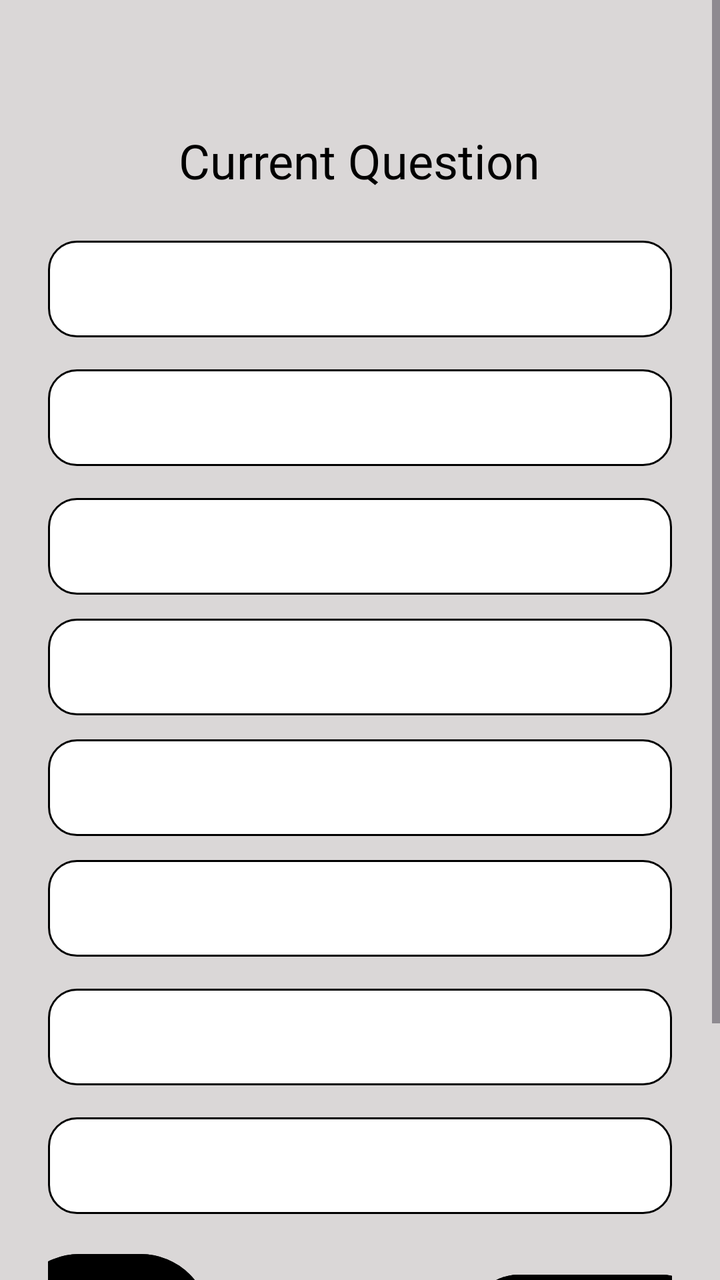
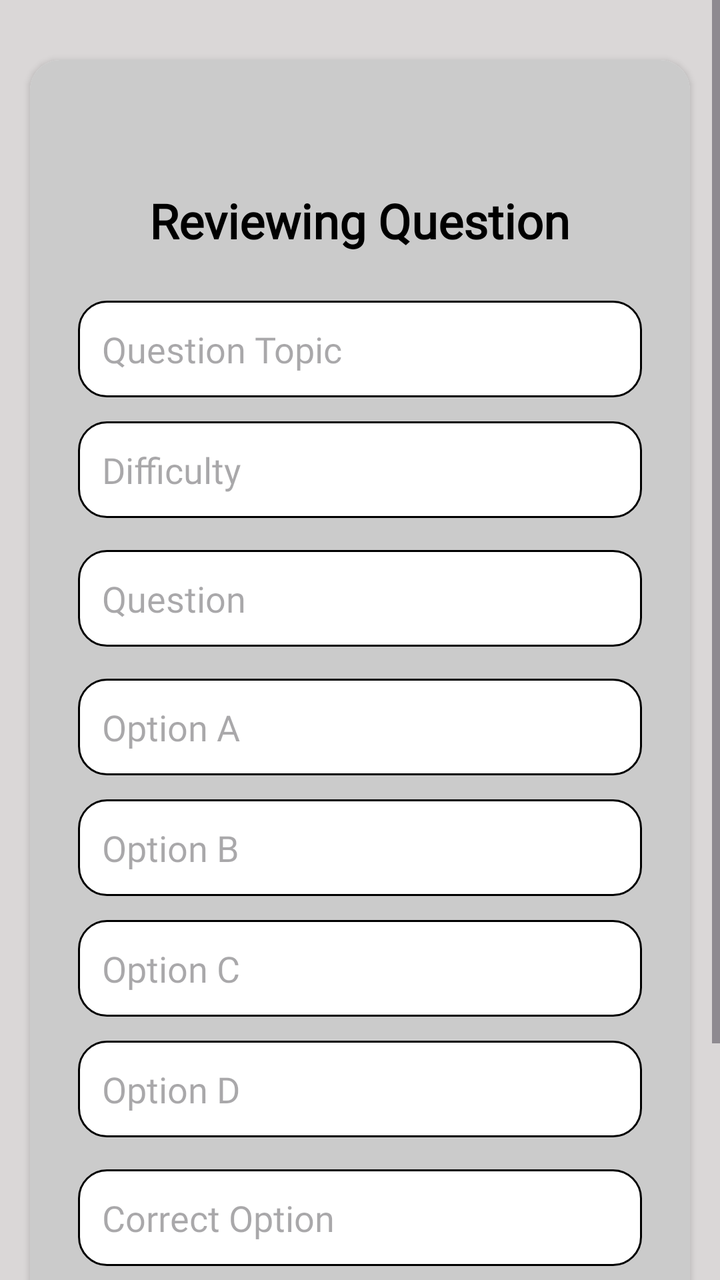

An Android layout rendered at two revisions. The XML below is the earlier revision; the diff shows what the commit changed to produce the second picture.
<!-- AndroidManifest.xml: application theme Theme.EduQuiz -->
<!-- res/layout/activity_review_quiz.xml -->
<?xml version="1.0" encoding="utf-8"?>
<ScrollView xmlns:android="http://schemas.android.com/apk/res/android"
    xmlns:tools="http://schemas.android.com/tools"
    android:layout_width="match_parent"
    android:layout_height="match_parent"
    android:background="@color/gray2"
    tools:context=".teacheractivities.AddQuestionActivity">

    <LinearLayout
        android:layout_width="match_parent"
        android:layout_height="match_parent"
        android:orientation="vertical"
        android:padding="24dp"
        android:gravity="center_horizontal">

        
        <TextView
            android:layout_width="wrap_content"
            android:layout_height="wrap_content"
            android:id="@+id/tvreviewcurrentquestion"
            android:text="Current Question"
            android:textSize="24sp"
            android:textColor="@color/black"
            android:fontFamily="@font/alice"
            android:layout_marginBottom="24dp"
            android:layout_marginTop="40dp"/>

        <EditText
            android:id="@+id/etreviewquestionquestiontopic"
            android:layout_width="match_parent"
            android:layout_height="wrap_content"
            android:hint=""
            android:textSize="18sp"
            android:fontFamily="@font/alice"
            android:textColorHint="@color/black"
            android:textColor="@color/black"
            android:inputType="text"
            android:background="@drawable/edit2"
            android:padding="12dp"
            android:layout_marginBottom="16dp" />

        
        <EditText
            android:id="@+id/etreviewquestionquestion"
            android:layout_width="match_parent"
            android:layout_height="wrap_content"
            android:hint=""
            android:textSize="18sp"
            android:fontFamily="@font/alice"
            android:textColorHint="@color/black"
            android:textColor="@color/black"
            android:inputType="text"
            android:background="@drawable/edit2"
            android:padding="12dp"
            android:layout_marginBottom="16dp" />

        
        <EditText
            android:id="@+id/etreviewquestionoptiona"
            android:layout_width="match_parent"
            android:layout_height="wrap_content"
            android:hint=""
            android:textSize="18sp"
            android:fontFamily="@font/alice"
            android:textColorHint="@color/black"
            android:textColor="@color/black"
            android:inputType="text"
            android:background="@drawable/edit2"
            android:padding="12dp"
            android:layout_marginBottom="12dp" />

        <EditText
            android:id="@+id/etreviewquestionoptionb"
            android:layout_width="match_parent"
            android:layout_height="wrap_content"
            android:hint=""
            android:textSize="18sp"
            android:fontFamily="@font/alice"
            android:textColorHint="@color/black"
            android:textColor="@color/black"
            android:inputType="text"
            android:background="@drawable/edit2"
            android:padding="12dp"
            android:layout_marginBottom="12dp" />

        <EditText
            android:id="@+id/etreviewquestionoptionc"
            android:layout_width="match_parent"
            android:layout_height="wrap_content"
            android:hint=""
            android:textSize="18sp"
            android:fontFamily="@font/alice"
            android:textColorHint="@color/black"
            android:textColor="@color/black"
            android:inputType="text"
            android:background="@drawable/edit2"
            android:padding="12dp"
            android:layout_marginBottom="12dp" />

        <EditText
            android:id="@+id/etreviewquestionoptiond"
            android:layout_width="match_parent"
            android:layout_height="wrap_content"
            android:hint=""
            android:textSize="18sp"
            android:fontFamily="@font/alice"
            android:textColorHint="@color/black"
            android:textColor="@color/black"
            android:inputType="text"
            android:background="@drawable/edit2"
            android:padding="12dp"
            android:layout_marginBottom="16dp" />

        <EditText
            android:id="@+id/etreviewquestioncorrectoption"
            android:layout_width="match_parent"
            android:layout_height="wrap_content"
            android:hint=""
            android:textSize="18sp"
            android:fontFamily="@font/alice"
            android:textColorHint="@color/black"
            android:textColor="@color/black"
            android:inputType="text"
            android:background="@drawable/edit2"
            android:padding="12dp"
            android:layout_marginBottom="16dp" />

        <EditText
            android:id="@+id/etreviewquestionmarks"
            android:layout_width="match_parent"
            android:layout_height="wrap_content"
            android:hint=""
            android:textSize="18sp"
            android:fontFamily="@font/alice"
            android:textColorHint="@color/black"
            android:textColor="@color/black"
            android:inputType="text"
            android:background="@drawable/edit2"
            android:padding="12dp"
            android:layout_marginBottom="16dp" />

        
        <LinearLayout
            android:layout_width="match_parent"
            android:layout_height="wrap_content"
            android:layout_gravity="center"
            android:gravity="center"
            android:orientation="horizontal">

            <Button
                android:id="@+id/btnreviewquestionprevious"
                android:layout_width="100dp"
                android:layout_height="wrap_content"
                android:layout_marginRight="130dp"
                android:backgroundTint="@color/black"
                android:fontFamily="@font/alice"
                android:paddingHorizontal="15dp"
                android:paddingVertical="12dp"
                android:text="Previous"
                android:textColor="@color/white"
                android:textSize="18sp" />

            <Button
                android:id="@+id/btnreviewquestionnext"
                android:layout_width="120dp"
                android:layout_height="wrap_content"
                android:textSize="18sp"
                android:text="Next"
                android:textColor="@color/white"
                android:fontFamily="@font/alice"
                android:backgroundTint="@color/black"
                android:paddingHorizontal="15dp"
                android:paddingVertical="12dp"/>
        </LinearLayout>

        <Button
            android:id="@+id/btnreviewsubmitquiz"
            android:layout_width="wrap_content"
            android:layout_height="wrap_content"
            android:textSize="18sp"
            android:text="Submit Quiz"
            android:textColor="@color/white"
            android:fontFamily="@font/alice"
            android:backgroundTint="@color/black"
            android:paddingHorizontal="32dp"
            android:paddingVertical="12dp"
            android:layout_marginTop="20dp"/>
    </LinearLayout>
</ScrollView>
<!-- resources referenced by this layout -->
<resources>
  <color name="black">#FF000000</color>
  <color name="gray2">#DAD7D7</color>
  <color name="white">#FFFFFFFF</color>
  <!-- drawable edit2 (drawable) -->
  <?xml version="1.0" encoding="utf-8"?>
  <shape xmlns:android="http://schemas.android.com/apk/res/android">
      <corners android:radius="14dp"/>
      <stroke android:color="@color/black" android:width="0.9dp"/>
      <solid android:color="@color/white"/>
      <size android:height="10dp"/>
  </shape>
  <style name="Theme.EduQuiz" parent="Base.Theme.EduQuiz" />
  <style name="Base.Theme.EduQuiz" parent="Theme.Material3.DayNight.NoActionBar">
          
          
      </style>
</resources>

<!-- the commit's change to res/layout/activity_review_quiz.xml (unified diff, before → after) -->
@@ -1,189 +1,194 @@
 <?xml version="1.0" encoding="utf-8"?>
 <ScrollView xmlns:android="http://schemas.android.com/apk/res/android"
     xmlns:tools="http://schemas.android.com/tools"
+    xmlns:app="http://schemas.android.com/apk/res-auto"
+    android:id="@+id/scrollView"
     android:layout_width="match_parent"
     android:layout_height="match_parent"
     android:background="@color/gray2"
-    tools:context=".teacheractivities.AddQuestionActivity">
+    tools:context=".teacheractivities.ViewQuizActivity">
 
-    <LinearLayout
+    <androidx.cardview.widget.CardView
         android:layout_width="match_parent"
         android:layout_height="match_parent"
-        android:orientation="vertical"
-        android:padding="24dp"
-        android:gravity="center_horizontal">
+        android:layout_marginLeft="15dp"
+        android:layout_marginTop="30dp"
+        android:layout_marginRight="15dp"
+        app:cardCornerRadius="15dp"
 
-        
-        <TextView
-            android:layout_width="wrap_content"
-            android:layout_height="wrap_content"
-            android:id="@+id/tvreviewcurrentquestion"
-            android:text="Current Question"
-            android:textSize="24sp"
-            android:textColor="@color/black"
-            android:fontFamily="@font/alice"
-            android:layout_marginBottom="24dp"
-            android:layout_marginTop="40dp"/>
-
-        <EditText
-            android:id="@+id/etreviewquestionquestiontopic"
-            android:layout_width="match_parent"
-            android:layout_height="wrap_content"
-            android:hint=""
-            android:textSize="18sp"
-            android:fontFamily="@font/alice"
-            android:textColorHint="@color/black"
-            android:textColor="@color/black"
-            android:inputType="text"
-            android:background="@drawable/edit2"
-            android:padding="12dp"
-            android:layout_marginBottom="16dp" />
-
-        
-        <EditText
-            android:id="@+id/etreviewquestionquestion"
-            android:layout_width="match_parent"
-            android:layout_height="wrap_content"
-            android:hint=""
-            android:textSize="18sp"
-            android:fontFamily="@font/alice"
-            android:textColorHint="@color/black"
-            android:textColor="@color/black"
-            android:inputType="text"
-            android:background="@drawable/edit2"
-            android:padding="12dp"
-            android:layout_marginBottom="16dp" />
-
-        
-        <EditText
-            android:id="@+id/etreviewquestionoptiona"
-            android:layout_width="match_parent"
-            android:layout_height="wrap_content"
-            android:hint=""
-            android:textSize="18sp"
-            android:fontFamily="@font/alice"
-            android:textColorHint="@color/black"
-            android:textColor="@color/black"
-            android:inputType="text"
-            android:background="@drawable/edit2"
-            android:padding="12dp"
-            android:layout_marginBottom="12dp" />
-
-        <EditText
-            android:id="@+id/etreviewquestionoptionb"
-            android:layout_width="match_parent"
-            android:layout_height="wrap_content"
-            android:hint=""
-            android:textSize="18sp"
-            android:fontFamily="@font/alice"
-            android:textColorHint="@color/black"
-            android:textColor="@color/black"
-            android:inputType="text"
-            android:background="@drawable/edit2"
-            android:padding="12dp"
-            android:layout_marginBottom="12dp" />
-
-        <EditText
-            android:id="@+id/etreviewquestionoptionc"
-            android:layout_width="match_parent"
-            android:layout_height="wrap_content"
-            android:hint=""
-            android:textSize="18sp"
-            android:fontFamily="@font/alice"
-            android:textColorHint="@color/black"
-            android:textColor="@color/black"
-            android:inputType="text"
-            android:background="@drawable/edit2"
-            android:padding="12dp"
-            android:layout_marginBottom="12dp" />
-
-        <EditText
-            android:id="@+id/etreviewquestionoptiond"
-            android:layout_width="match_parent"
-            android:layout_height="wrap_content"
-            android:hint=""
-            android:textSize="18sp"
-            android:fontFamily="@font/alice"
-            android:textColorHint="@color/black"
-            android:textColor="@color/black"
-            android:inputType="text"
-            android:background="@drawable/edit2"
-            android:padding="12dp"
-            android:layout_marginBottom="16dp" />
-
-        <EditText
-            android:id="@+id/etreviewquestioncorrectoption"
-            android:layout_width="match_parent"
-            android:layout_height="wrap_content"
-            android:hint=""
-            android:textSize="18sp"
-            android:fontFamily="@font/alice"
-            android:textColorHint="@color/black"
-            android:textColor="@color/black"
-            android:inputType="text"
-            android:background="@drawable/edit2"
-            android:padding="12dp"
-            android:layout_marginBottom="16dp" />
-
-        <EditText
-            android:id="@+id/etreviewquestionmarks"
-            android:layout_width="match_parent"
-            android:layout_height="wrap_content"
-            android:hint=""
-            android:textSize="18sp"
-            android:fontFamily="@font/alice"
-            android:textColorHint="@color/black"
-            android:textColor="@color/black"
-            android:inputType="text"
-            android:background="@drawable/edit2"
-            android:padding="12dp"
-            android:layout_marginBottom="16dp" />
-
-        
+        >
         <LinearLayout
             android:layout_width="match_parent"
             android:layout_height="wrap_content"
-            android:layout_gravity="center"
-            android:gravity="center"
-            android:orientation="horizontal">
+            android:orientation="vertical"
+            android:padding="24dp"
+            android:background="#CBCBCB"
+            android:gravity="center_horizontal">
 
-            <Button
-                android:id="@+id/btnreviewquestionprevious"
-                android:layout_width="100dp"
+            <TextView
+                android:id="@+id/tvreviewcurrentquestion"
+                android:layout_width="wrap_content"
                 android:layout_height="wrap_content"
-                android:layout_marginRight="130dp"
-                android:backgroundTint="@color/black"
+                android:text="Reviewing Question"
+                android:textSize="24sp"
+                android:textColor="@color/black"
                 android:fontFamily="@font/alice"
-                android:paddingHorizontal="15dp"
-                android:paddingVertical="12dp"
-                android:text="Previous"
-                android:textColor="@color/white"
-                android:textSize="18sp" />
+                android:textStyle="bold"
+                android:layout_marginBottom="24dp"
+                android:layout_marginTop="40dp" />
 
-            <Button
-                android:id="@+id/btnreviewquestionnext"
-                android:layout_width="120dp"
+            <EditText
+                android:id="@+id/etreviewquestionquestiontopic"
+                android:layout_width="match_parent"
                 android:layout_height="wrap_content"
+                android:hint="Question Topic"
                 android:textSize="18sp"
-                android:text="Next"
-                android:textColor="@color/white"
                 android:fontFamily="@font/alice"
-                android:backgroundTint="@color/black"
-                android:paddingHorizontal="15dp"
-                android:paddingVertical="12dp"/>
+                android:inputType="text"
+                android:background="@drawable/edit2"
+                android:padding="12dp"
+                android:layout_marginBottom="12dp" />
+
+            <EditText
+                android:id="@+id/etreviewquestiondifficulty"
+                android:layout_width="match_parent"
+                android:layout_height="wrap_content"
+                android:hint="Difficulty"
+                android:textSize="18sp"
+                android:fontFamily="@font/alice"
+                android:inputType="text"
+                android:background="@drawable/edit2"
+                android:padding="12dp"
+                android:layout_marginBottom="16dp" />
+
+            <EditText
+                android:id="@+id/etreviewquestionquestion"
+                android:layout_width="match_parent"
+                android:layout_height="wrap_content"
+                android:hint="Question"
+                android:textSize="18sp"
+                android:fontFamily="@font/alice"
+                android:inputType="text"
+                android:background="@drawable/edit2"
+                android:padding="12dp"
+                android:layout_marginBottom="16dp" />
+
+            <EditText
+                android:id="@+id/etreviewquestionoptiona"
+                android:layout_width="match_parent"
+                android:layout_height="wrap_content"
+                android:hint="Option A"
+                android:textSize="18sp"
+                android:fontFamily="@font/alice"
+                android:inputType="text"
+                android:background="@drawable/edit2"
+                android:padding="12dp"
+                android:layout_marginBottom="12dp" />
+
+            <EditText
+                android:id="@+id/etreviewquestionoptionb"
+                android:layout_width="match_parent"
+                android:layout_height="wrap_content"
+                android:hint="Option B"
+                android:textSize="18sp"
+                android:fontFamily="@font/alice"
+                android:inputType="text"
+                android:background="@drawable/edit2"
+                android:padding="12dp"
+                android:layout_marginBottom="12dp" />
+
+            <EditText
+                android:id="@+id/etreviewquestionoptionc"
+                android:layout_width="match_parent"
+                android:layout_height="wrap_content"
+                android:hint="Option C"
+                android:textSize="18sp"
+                android:fontFamily="@font/alice"
+                android:inputType="text"
+                android:background="@drawable/edit2"
+                android:padding="12dp"
+                android:layout_marginBottom="12dp" />
+
+            <EditText
+                android:id="@+id/etreviewquestionoptiond"
+                android:layout_width="match_parent"
+                android:layout_height="wrap_content"
+                android:hint="Option D"
+                android:textSize="18sp"
+                android:fontFamily="@font/alice"
+                android:inputType="text"
+                android:background="@drawable/edit2"
+                android:padding="12dp"
+                android:layout_marginBottom="16dp"/>
+
+            <EditText
+                android:id="@+id/etreviewquestioncorrectoption"
+                android:layout_width="match_parent"
+                android:layout_height="wrap_content"
+                android:hint="Correct Option"
+                android:textSize="18sp"
+                android:fontFamily="@font/alice"
+                android:inputType="text"
+                android:background="@drawable/edit2"
+                android:padding="12dp"
+                android:layout_marginBottom="16dp" />
+
+            <EditText
+                android:id="@+id/etreviewquestionmarks"
+                android:layout_width="match_parent"
+                android:layout_height="wrap_content"
+                android:hint="Marks"
+                android:textSize="18sp"
+                android:fontFamily="@font/alice"
+                android:inputType="text"
+                android:background="@drawable/edit2"
+                android:padding="12dp"
+                android:layout_marginBottom="16dp" />
+
+            <LinearLayout
+                android:layout_width="match_parent"
+                android:layout_height="wrap_content"
+                android:orientation="horizontal"
+                android:gravity="center_horizontal">
+
+                <androidx.appcompat.widget.AppCompatButton
+                    android:id="@+id/btnreviewquestionprevious"
+                    android:layout_width="130dp"
+                    android:layout_height="wrap_content"
+                    android:textSize="18sp"
+                    android:textStyle="bold"
+                    android:text="Previous"
+                    android:fontFamily="@font/alice"
+                    android:textColor="@color/black"
+                    android:background="#B3C0D7"
+                    android:layout_marginEnd="100dp" />
+
+                <androidx.appcompat.widget.AppCompatButton
+                    android:id="@+id/btnreviewquestionnext"
+                    android:layout_width="130dp"
+                    android:layout_height="wrap_content"
+                    android:textSize="18sp"
+                    android:text="Next"
+                    android:textStyle="bold"
+                    android:fontFamily="@font/alice"
+                    android:textColor="@color/black"
+                    android:background="#B3C0D7" />
+            </LinearLayout>
+
+            <androidx.appcompat.widget.AppCompatButton
+                android:id="@+id/btnreviewsubmitquiz"
+                android:layout_width="match_parent"
+                android:layout_height="wrap_content"
+                android:layout_marginTop="16dp"
+                android:text="Submit Quiz"
+                android:textSize="18sp"
+                android:textStyle="bold"
+                android:fontFamily="@font/alice"
+                android:textColor="@color/black"
+                android:background="#B3C0D7"
+                android:visibility="gone" />
         </LinearLayout>
 
-        <Button
-            android:id="@+id/btnreviewsubmitquiz"
-            android:layout_width="wrap_content"
-            android:layout_height="wrap_content"
-            android:textSize="18sp"
-            android:text="Submit Quiz"
-            android:textColor="@color/white"
-            android:fontFamily="@font/alice"
-            android:backgroundTint="@color/black"
-            android:paddingHorizontal="32dp"
-            android:paddingVertical="12dp"
-            android:layout_marginTop="20dp"/>
-    </LinearLayout>
+    </androidx.cardview.widget.CardView>
+
 </ScrollView>
